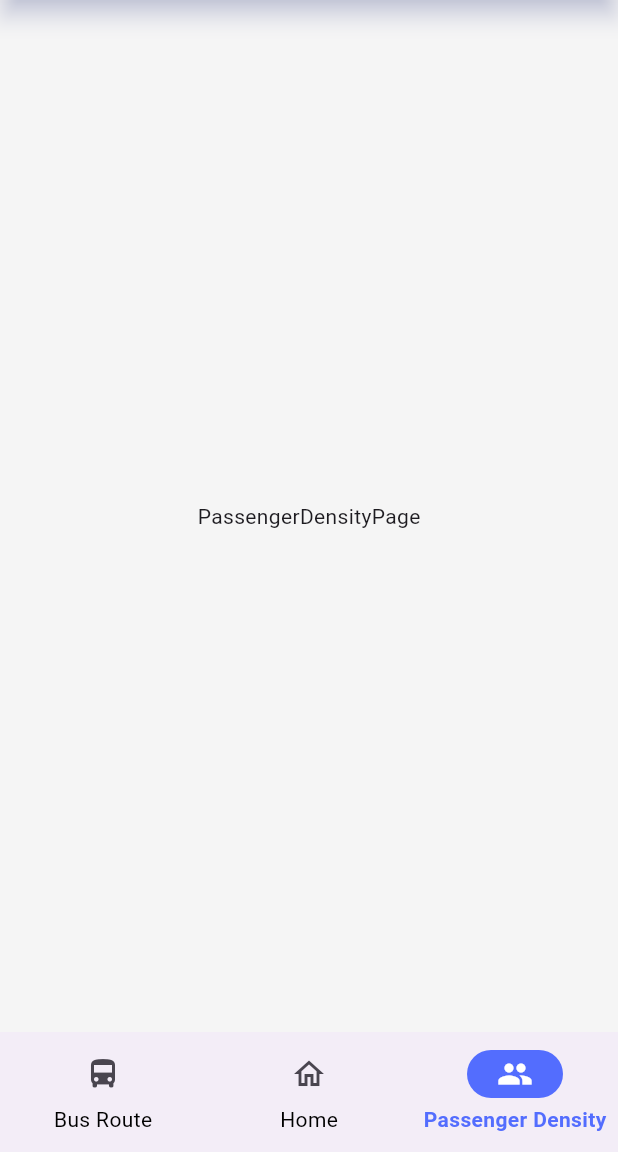
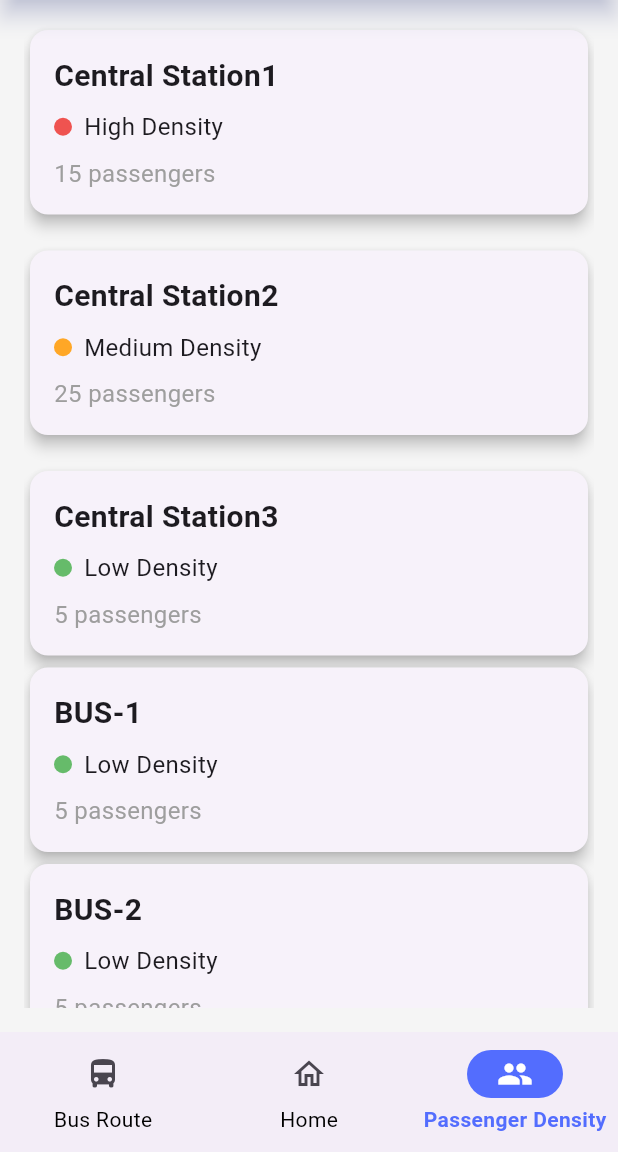
Before and after one commit to ackfort/PSU-BUS, a Flutter app: the screen it shows after launch, item 3 of the bottom bar chosen, on a phone screen of 412 x 824 dp, the part 84-1236 px from its top. Run offline on Flutter 3.47's test engine with Material 3 defaults, Android fonts, the phone set to English and light mode, and no system bars; our stand-ins replace google_maps_flutter.

Commit message:
components: DensityCard

```diff
--- /dev/null
+++ b/lib/components/density_card.dart
@@ -0,0 +1,72 @@
+import 'package:flutter/material.dart';
+
+class DensityCard extends StatelessWidget {
+  final String busStopName;
+  final String density;
+  final int passengerCount;
+
+  const DensityCard({
+    Key? key,
+    required this.busStopName,
+    required this.density,
+    required this.passengerCount,
+  }) : super(key: key);
+
+  Color _getDensityColor() {
+    switch (density.toLowerCase()) {
+      case 'high density':
+        return Colors.red.shade400;
+      case 'medium density':
+        return Colors.orange.shade400;
+      case 'low density':
+        return Colors.green.shade400;
+      default:
+        return Colors.grey;
+    }
+  }
+
+  @override
+  Widget build(BuildContext context) {
+    return Card(
+      elevation: 4,
+      shape: RoundedRectangleBorder(borderRadius: BorderRadius.circular(12)),
+      child: Padding(
+        padding: const EdgeInsets.all(16.0),
+        child: Column(
+          crossAxisAlignment: CrossAxisAlignment.start,
+          children: [
+            // Bus stop name (large and bold)
+            Text(
+              busStopName,
+              style: const TextStyle(fontSize: 20, fontWeight: FontWeight.bold),
+            ),
+            const SizedBox(height: 8),
+
+            // Density indicator (colored)
+            Row(
+              children: [
+                Container(
+                  width: 12,
+                  height: 12,
+                  decoration: BoxDecoration(
+                    color: _getDensityColor(),
+                    shape: BoxShape.circle,
+                  ),
+                ),
+                const SizedBox(width: 8),
+                Text(density, style: const TextStyle(fontSize: 16)),
+              ],
+            ),
+            const SizedBox(height: 8),
+
+            // Passenger count
+            Text(
+              '$passengerCount passengers',
+              style: const TextStyle(fontSize: 16, color: Colors.grey),
+            ),
+          ],
+        ),
+      ),
+    );
+  }
+}
--- a/lib/screens/passenger_density_page.dart
+++ b/lib/screens/passenger_density_page.dart
@@ -1,5 +1,6 @@
 import 'package:flutter/material.dart';
 import 'package:psu_bus/components/custom_appbar.dart';
+import 'package:psu_bus/components/density_card.dart';
 
 class PassengerDensityPage extends StatelessWidget {
   const PassengerDensityPage({super.key});
@@ -9,8 +10,42 @@ class PassengerDensityPage extends StatelessWidget {
     return Scaffold(
       backgroundColor: Colors.grey[100], // ตั้งค่าพื้นหลังของ Scaffold
       appBar: CustomAppBar(),
-      body: const Center(
-        child: Text('PassengerDensityPage'),
+      body: Padding(
+        padding: const EdgeInsets.all(16.0), // กำหนดระยะห่างจากขอบ
+        child: ListView(
+          children: [
+            // การ์ด 1
+            DensityCard(
+              busStopName: "Central Station1",
+              density: "High Density",
+              passengerCount: 15,
+            ),
+            const SizedBox(height: 16), // ระยะห่างระหว่างการ์ด
+            // การ์ด 2
+            DensityCard(
+              busStopName: "Central Station2",
+              density: "Medium Density",
+              passengerCount: 25,
+            ),
+            const SizedBox(height: 16), // ระยะห่างระหว่างการ์ด
+            // การ์ด 3
+            DensityCard(
+              busStopName: "Central Station3",
+              density: "Low Density",
+              passengerCount: 5,
+            ),
+            DensityCard(
+              busStopName: "BUS-1",
+              density: "Low Density",
+              passengerCount: 5,
+            ),
+            DensityCard(
+              busStopName: "BUS-2",
+              density: "Low Density",
+              passengerCount: 5,
+            ),
+          ],
+        ),
       ),
     );
   }
```
